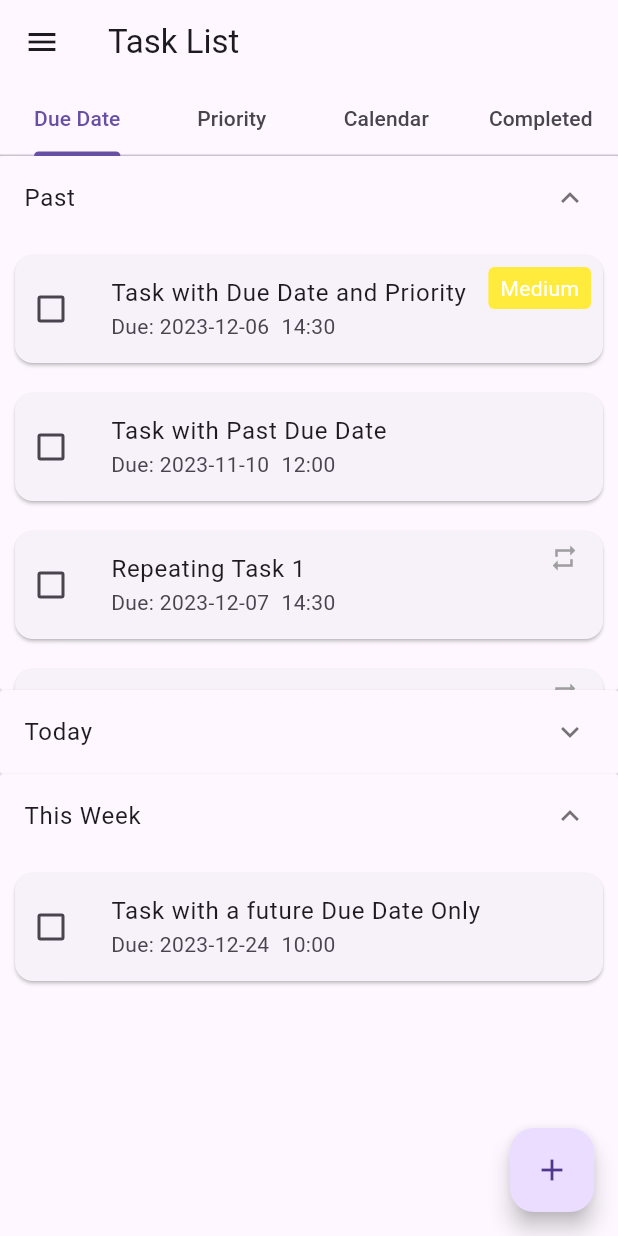
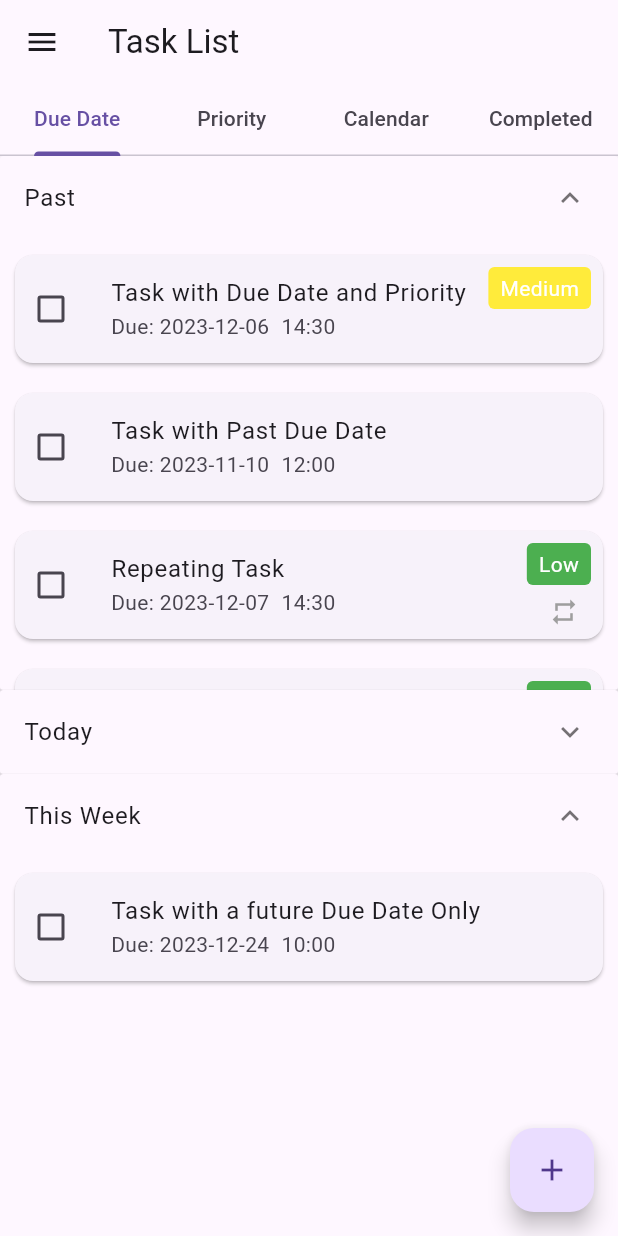
Before and after one commit to Team-1-Seoultech-Adv-SoftEng-2023/Glenn, a Flutter app: the screen it shows after launch, on a phone screen of 412 x 824 dp. Run offline on Flutter 3.47's test engine with Material 3 defaults, Android fonts, the phone set to English and light mode, and no system bars; our stand-ins replace file_picker, fl_chart, open_file, permission_handler, table_calendar.

Commit message:
Updated list of all tasks

```diff
--- a/lib/main.dart
+++ b/lib/main.dart
@@ -94,52 +94,56 @@ final List<Task> tasks = [
   ),
   Task(
     id: '8',
-    name: 'Repeating Task 1',
-    description: 'This task repeats every day',
+    name: 'Repeating Task',
+    description: 'This task repeats',
     parentId: '',
     fields: [
       DueDateField(
         dueDateTime: DateTime(2023, 12, 7, 14, 30),
       ),
+      PriorityField(priority: 1),
     ],
     repeatingId: '8',
     filePaths: [],
   ),
   Task(
     id: '9',
-    name: 'Repeating Task 2',
-    description: 'This task repeats every day',
+    name: 'Repeating Task',
+    description: 'This task repeats',
     parentId: '',
     fields: [
       DueDateField(
         dueDateTime: DateTime(2023, 12, 8, 14, 30),
       ),
+      PriorityField(priority: 1),
     ],
     repeatingId: '8',
     filePaths: [],
   ),
   Task(
     id: '10',
-    name: 'Repeating Task 3',
-    description: 'This task repeats every day',
+    name: 'Repeating Task',
+    description: 'This task repeats',
     parentId: '',
     fields: [
       DueDateField(
         dueDateTime: DateTime(2023, 12, 9, 14, 30),
       ),
+      PriorityField(priority: 1),
     ],
     repeatingId: '8',
     filePaths: [],
   ),
   Task(
     id: '11',
-    name: 'Repeating Task 4',
-    description: 'This task repeats every day',
+    name: 'Repeating Task',
+    description: 'This task repeats',
     parentId: '',
     fields: [
       DueDateField(
         dueDateTime: DateTime(2023, 12, 10, 14, 30),
       ),
+      PriorityField(priority: 1),
     ],
     repeatingId: '8',
     filePaths: [],
```
